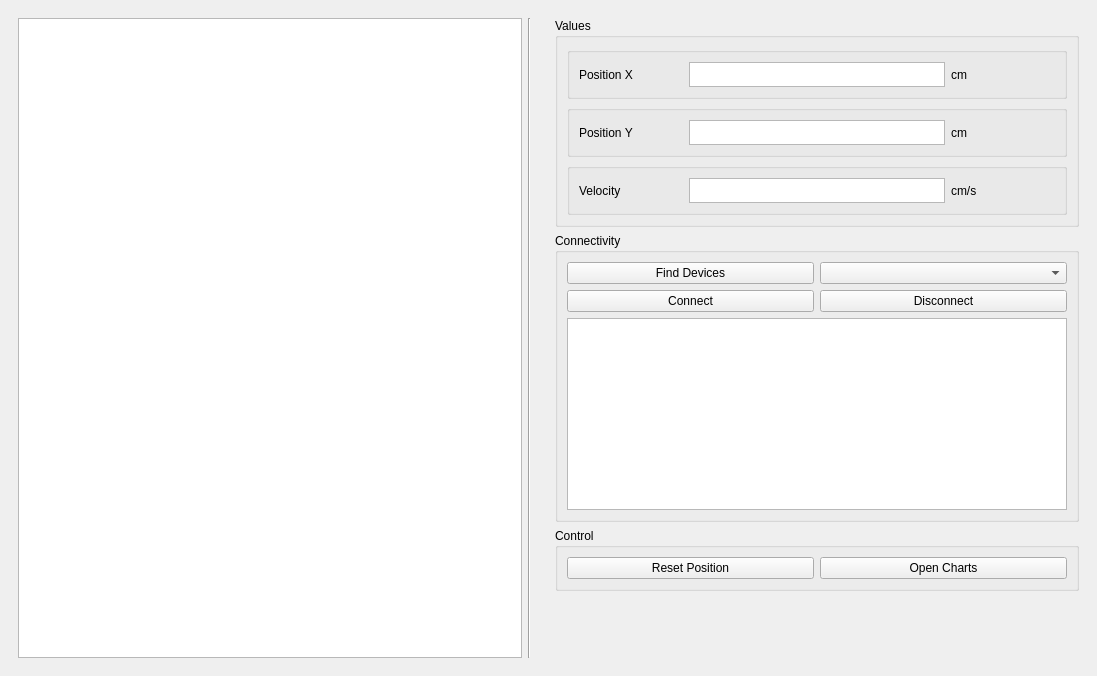
This is serial-sim/ui/mainwindow.ui in NeodymiumOre/SerialSim as Qt 5 draws it before an edit. The edited form follows.
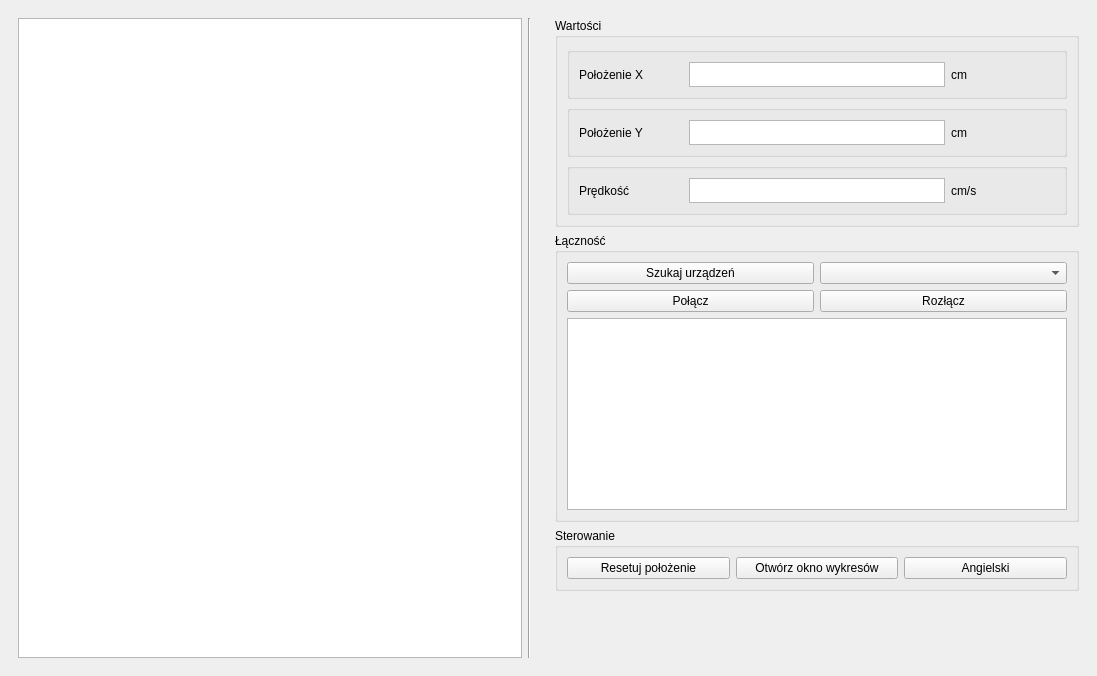
This is the edited form.

Commit message: Vehicle control almost works

```diff
--- a/serial-sim/ui/mainwindow.ui
+++ b/serial-sim/ui/mainwindow.ui
@@ -37,7 +37,7 @@
        <item>
         <widget class="QGroupBox" name="groupBoxDisplay">
          <property name="title">
-          <string>Values</string>
+          <string>Wartości</string>
          </property>
          <layout class="QVBoxLayout" name="verticalLayout_3">
           <item>
@@ -49,7 +49,7 @@
              <item>
               <widget class="QLabel" name="label">
                <property name="text">
-                <string>Position X</string>
+                <string>Położenie X</string>
                </property>
               </widget>
              </item>
@@ -100,7 +100,7 @@
              <item>
               <widget class="QLabel" name="label_2">
                <property name="text">
-                <string>Position Y</string>
+                <string>Położenie Y</string>
                </property>
               </widget>
              </item>
@@ -148,7 +148,7 @@
              <item>
               <widget class="QLabel" name="label_3">
                <property name="text">
-                <string>Velocity</string>
+                <string>Prędkość</string>
                </property>
               </widget>
              </item>
@@ -193,7 +193,7 @@
        <item>
         <widget class="QGroupBox" name="groupBoxConnectivity">
          <property name="title">
-          <string>Connectivity</string>
+          <string>Łączność</string>
          </property>
          <layout class="QVBoxLayout" name="verticalLayout_4">
           <item>
@@ -201,14 +201,14 @@
             <item row="2" column="2">
              <widget class="QPushButton" name="pushButtonConnect">
               <property name="text">
-               <string>Connect</string>
+               <string>Połącz</string>
               </property>
              </widget>
             </item>
             <item row="2" column="3">
              <widget class="QPushButton" name="pushButtonDisconnect">
               <property name="text">
-               <string>Disconnect</string>
+               <string>Rozłącz</string>
               </property>
              </widget>
             </item>
@@ -218,7 +218,7 @@
             <item row="0" column="2">
              <widget class="QPushButton" name="pushButtonSearch">
               <property name="text">
-               <string>Find Devices</string>
+               <string>Szukaj urządzeń</string>
               </property>
              </widget>
             </item>
@@ -252,20 +252,27 @@
        <item>
         <widget class="QGroupBox" name="groupBoxControl">
          <property name="title">
-          <string>Control</string>
+          <string>Sterowanie</string>
          </property>
          <layout class="QGridLayout" name="gridLayout_2">
           <item row="1" column="0">
            <widget class="QPushButton" name="pushButtonReset">
             <property name="text">
-             <string>Reset Position</string>
+             <string>Resetuj położenie</string>
             </property>
            </widget>
           </item>
           <item row="1" column="1">
            <widget class="QPushButton" name="pushButtonCharts">
             <property name="text">
-             <string>Open Charts</string>
+             <string>Otwórz okno wykresów</string>
+            </property>
+           </widget>
+          </item>
+          <item row="1" column="2">
+           <widget class="QPushButton" name="pushButtonTranslate">
+            <property name="text">
+             <string>Angielski</string>
             </property>
            </widget>
           </item>
```
The commit also changes 7 other files.
